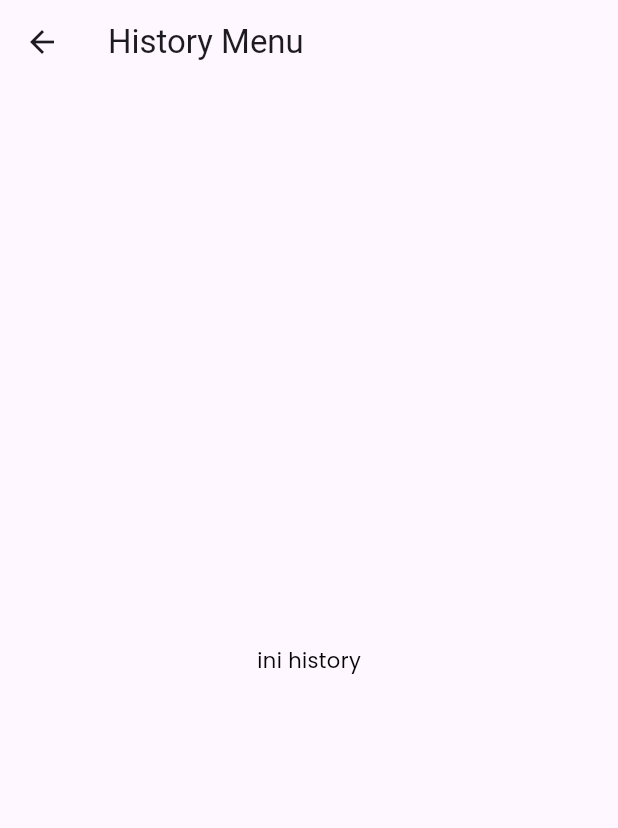
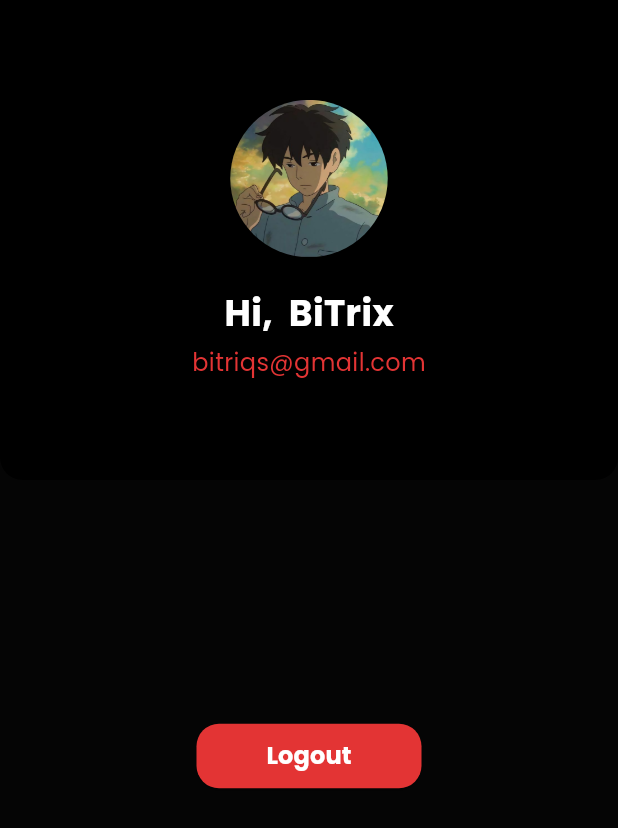
Before and after one commit to Suyuful-Bitriq-Alqowi/eduvie_flutter_project, a Flutter app: the ProfileMenu screen opened directly, on a phone screen of 412 x 824 dp. Shown: the top 828 px of the screen. Run offline on Flutter 3.47's test engine with Material 3 defaults, Android fonts, the phone set to English and light mode, and no system bars; our stand-ins replace get.

Commit message:
Feat[BA]create-profile-page

```diff
--- a/lib/menu/profile.dart
+++ b/lib/menu/profile.dart
@@ -1,19 +1,68 @@
+import 'package:eduvie_movie/controller/dashboard_controller.dart';
+import 'package:eduvie_movie/widget/button.dart';
 import 'package:eduvie_movie/widget/color.dart';
+import 'package:eduvie_movie/widget/img.dart';
 import 'package:eduvie_movie/widget/text.dart';
 import 'package:flutter/material.dart';
+import 'package:get/get.dart';
 
 class ProfileMenu extends StatelessWidget {
   @override
   Widget build(BuildContext context) {
     return Scaffold(
-      appBar: AppBar(
-        title: Text("History Menu"),
-      ),
-      body: Center(
-        child: MyTxt(
-          text: "ini history",
-          textColor: primaryBackground,
-        ),
+      backgroundColor: primaryBackground,
+      body: Column(
+        children: [
+          Container(
+            width: double.infinity,
+            height: 320,
+            decoration: BoxDecoration(
+              color: secondBackground,
+              borderRadius: BorderRadius.only(
+                bottomLeft: Radius.circular(15),
+                bottomRight: Radius.circular(15),
+              ),
+            ),
+            padding: EdgeInsets.symmetric(vertical: 65),
+            child: Column(
+              mainAxisAlignment: MainAxisAlignment.center,
+              children: [
+                MyImg(
+                  imageUrl: 'images/fotoprofile.png',
+                  width: 105,
+                  height: 105,
+                  borderRadius: 100,
+                ),
+                SizedBox(height: 20),
+                MyTxt(
+                  text: 'Hi,  BiTrix',
+                  fontSize: 24,
+                  textColor: whiteColor,
+                  fontWeight: FontWeight.bold,
+                ),
+                SizedBox(height: 5),
+                MyTxt(
+                  text: 'bitriqs@gmail.com',
+                  fontSize: 16,
+                  textColor: reddColor,
+                ),
+              ],
+            ),
+          ),
+          SizedBox(height: 160),
+          MyButton(
+            buttonText: 'Logout',
+            buttonColor: reddColor,
+            fontWeight: FontWeight.w700,
+            width: 150,
+            onPressed: () {
+              final DashboardController dashboardController = Get.find();
+              dashboardController.resetIndex();
+              Get.toNamed('/login');
+            },
+          ),
+
+        ],
       ),
     );
   }
```
